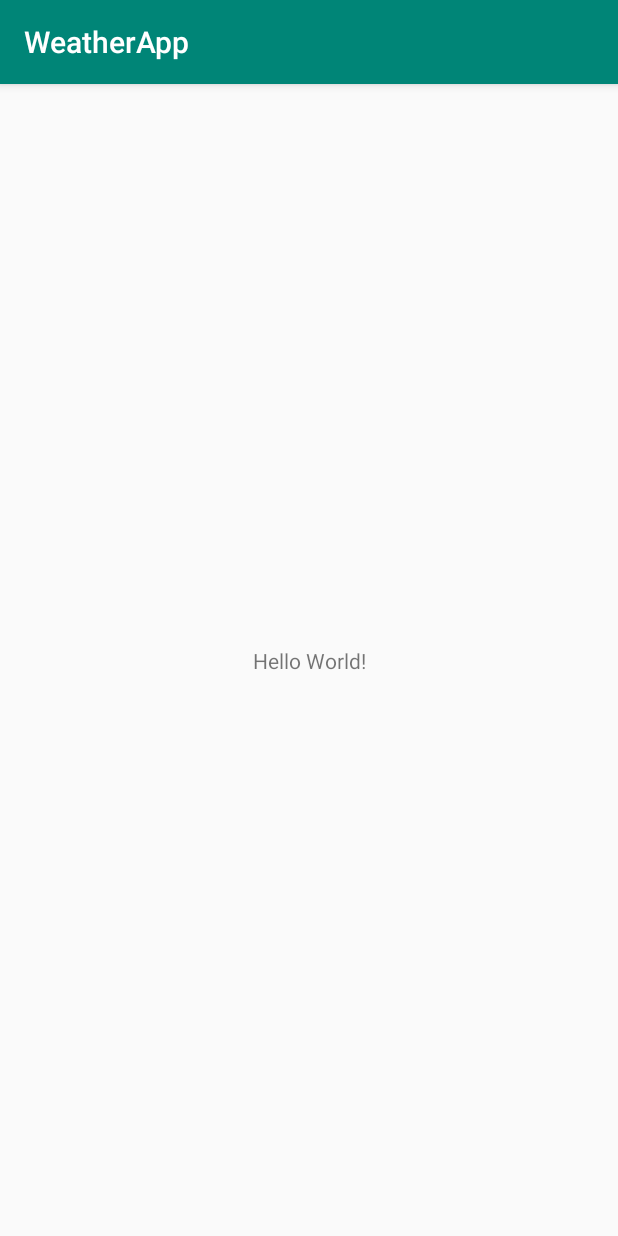
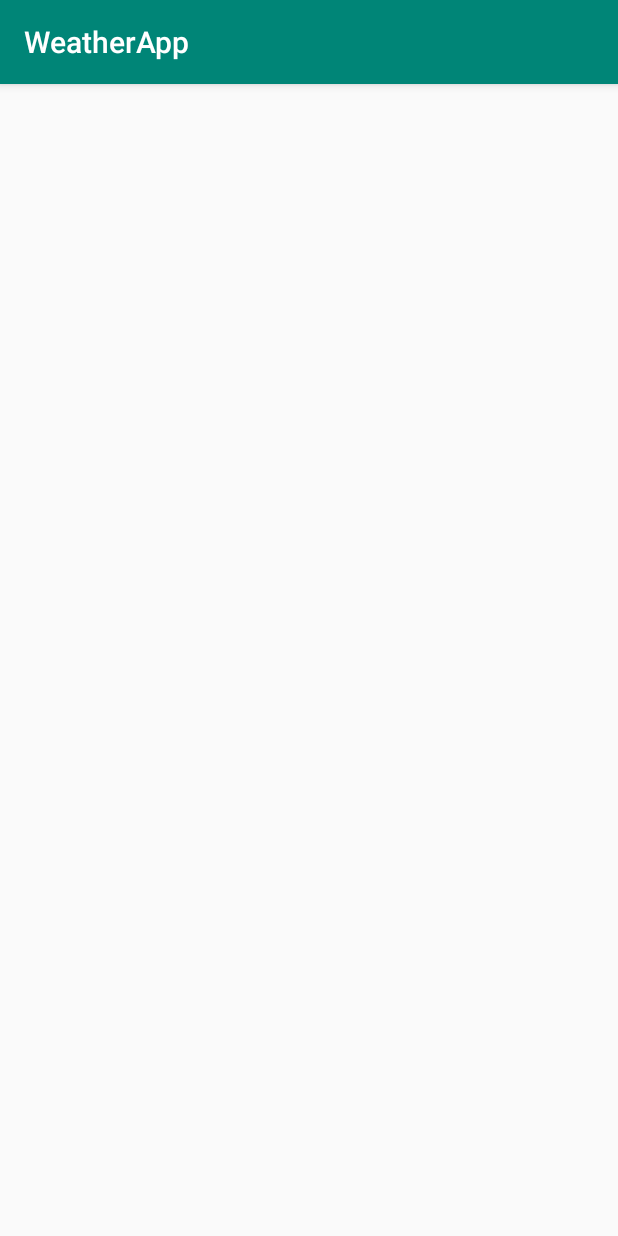
Before and after one commit to gmmhasanzaman/weatherApp, an Android app: the screen it shows after launch (MainActivity), on a phone screen of 412 x 824 dp. Run offline under Robolectric (Android 15) with nearby library versions, the phone set to English and light mode, and no system bars.

```diff
--- a/app/build.gradle
+++ b/app/build.gradle
@@ -25,4 +25,5 @@ dependencies {
     testImplementation 'junit:junit:4.12'
     androidTestImplementation 'com.android.support.test:runner:1.0.2'
     androidTestImplementation 'com.android.support.test.espresso:espresso-core:3.0.2'
+    implementation 'com.squareup.retrofit2:retrofit:2.5.0'
 }
--- a/app/src/main/java/com/sampp/weatherapp/MainActivity.java
+++ b/app/src/main/java/com/sampp/weatherapp/MainActivity.java
@@ -1,7 +1,7 @@
 package com.sampp.weatherapp;
 
+import android.os.Bundle;
 import android.support.v7.app.AppCompatActivity;
-import android.os.Bundle;
 
 public class MainActivity extends AppCompatActivity {
 
@@ -9,5 +9,7 @@ public class MainActivity extends AppCompatActivity {
     protected void onCreate(Bundle savedInstanceState) {
         super.onCreate(savedInstanceState);
         setContentView(R.layout.activity_main);
+
+
     }
 }
--- /dev/null
+++ b/app/src/main/java/com/sampp/weatherapp/api/WeatherAppApi.java
@@ -0,0 +1,5 @@
+package com.sampp.weatherapp.api;
+
+public class WeatherAppApi {
+
+}
--- /dev/null
+++ b/app/src/main/java/com/sampp/weatherapp/api/WeatherService.java
@@ -0,0 +1,5 @@
+package com.sampp.weatherapp.api;
+
+public interface WeatherService {
+
+}
--- a/app/src/main/res/layout/activity_main.xml
+++ b/app/src/main/res/layout/activity_main.xml
@@ -4,15 +4,4 @@
     xmlns:tools="http://schemas.android.com/tools"
     android:layout_width="match_parent"
     android:layout_height="match_parent"
-    tools:context=".MainActivity">
-
-    <TextView
-        android:layout_width="wrap_content"
-        android:layout_height="wrap_content"
-        android:text="Hello World!"
-        app:layout_constraintBottom_toBottomOf="parent"
-        app:layout_constraintLeft_toLeftOf="parent"
-        app:layout_constraintRight_toRightOf="parent"
-        app:layout_constraintTop_toTopOf="parent" />
-
-</android.support.constraint.ConstraintLayout>
+    tools:context=".MainActivity"/>
```
Also changed, not shown: app/src/main/java/com/sampp/weatherapp/models/City.java (added, +7 -0 lines).
